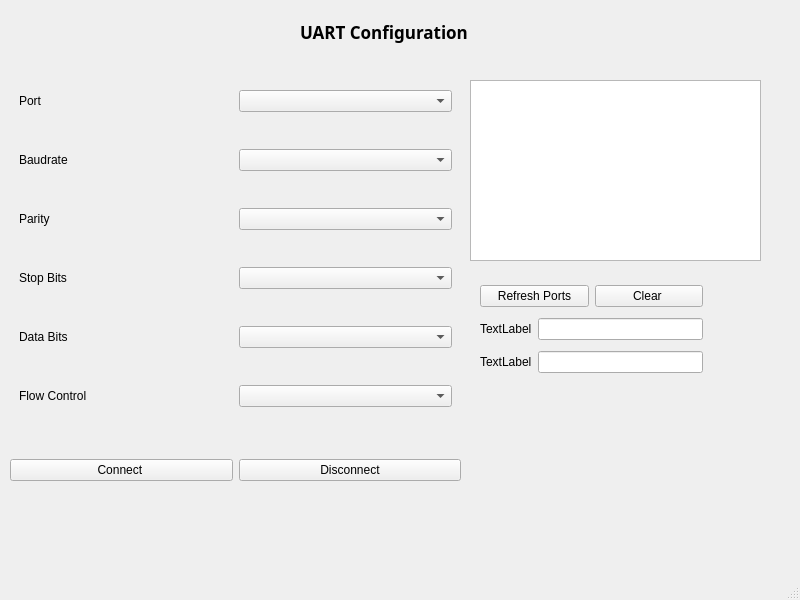
This is uart.ui in Nourreddine1920/Serial_Port_COM as Qt 5 draws it before an edit. The edited form follows.
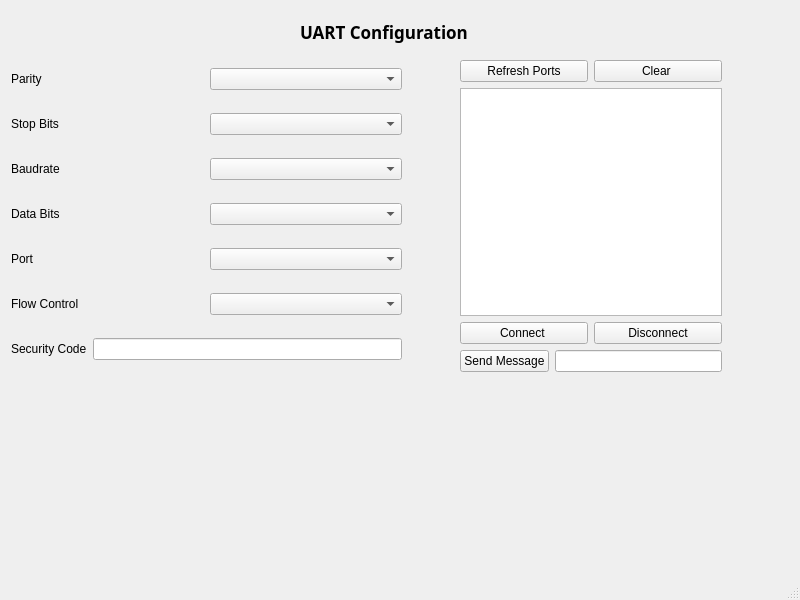
This is the edited form.

Commit message: fixing sending msg to ip

Patch:
```diff
--- a/uart.ui
+++ b/uart.ui
@@ -34,47 +34,18 @@
      <string>UART Configuration</string>
     </property>
    </widget>
-   <widget class="QWidget" name="layoutWidget">
-    <property name="geometry">
-     <rect>
-      <x>10</x>
-      <y>50</y>
-      <width>451</width>
-      <height>431</height>
-     </rect>
-    </property>
-    <layout class="QVBoxLayout" name="verticalLayout_2">
-     <item>
       <widget class="QWidget" name="Widget" native="true">
+    <property name="geometry">
+     <rect>
+      <x>11</x>
+      <y>51</y>
+      <width>391</width>
+      <height>331</height>
+     </rect>
+    </property>
+    <layout class="QHBoxLayout" name="horizontalLayout_7">
+     <item>
        <layout class="QVBoxLayout" name="verticalLayout">
-        <item>
-         <layout class="QHBoxLayout" name="horizontalLayout_6">
-          <item>
-           <widget class="QLabel" name="label_6">
-            <property name="text">
-             <string>Port</string>
-            </property>
-           </widget>
-          </item>
-          <item>
-           <widget class="QComboBox" name="comboBox_6"/>
-          </item>
-         </layout>
-        </item>
-        <item>
-         <layout class="QHBoxLayout" name="horizontalLayout_5">
-          <item>
-           <widget class="QLabel" name="label_4">
-            <property name="text">
-             <string>Baudrate</string>
-            </property>
-           </widget>
-          </item>
-          <item>
-           <widget class="QComboBox" name="comboBox_5"/>
-          </item>
-         </layout>
-        </item>
         <item>
          <layout class="QHBoxLayout" name="horizontalLayout_4">
           <item>
@@ -103,6 +74,20 @@
           </item>
          </layout>
         </item>
+       <item>
+        <layout class="QHBoxLayout" name="horizontalLayout_5">
+         <item>
+          <widget class="QLabel" name="label_4">
+           <property name="text">
+            <string>Baudrate</string>
+           </property>
+          </widget>
+         </item>
+         <item>
+          <widget class="QComboBox" name="comboBox_5"/>
+         </item>
+        </layout>
+       </item>
         <item>
          <layout class="QHBoxLayout" name="horizontalLayout">
           <item>
@@ -117,6 +102,20 @@
           </item>
          </layout>
         </item>
+       <item>
+        <layout class="QHBoxLayout" name="horizontalLayout_6">
+         <item>
+          <widget class="QLabel" name="label_6">
+           <property name="text">
+            <string>Port</string>
+           </property>
+          </widget>
+         </item>
+         <item>
+          <widget class="QComboBox" name="comboBox_6"/>
+         </item>
+        </layout>
+       </item>
         <item>
          <layout class="QHBoxLayout" name="horizontalLayout_2">
           <item>
@@ -131,51 +130,38 @@
           </item>
          </layout>
         </item>
-       </layout>
-      </widget>
-     </item>
      <item>
-      <layout class="QHBoxLayout" name="horizontalLayout_7">
+        <layout class="QHBoxLayout" name="horizontalLayout_10">
        <item>
-        <widget class="QPushButton" name="btnConnect">
+          <widget class="QLabel" name="label_8">
          <property name="text">
-          <string>Connect </string>
+            <string>Security Code</string>
          </property>
         </widget>
        </item>
        <item>
-        <widget class="QPushButton" name="btnDisconnect">
-         <property name="text">
-          <string>Disconnect</string>
-         </property>
-        </widget>
+          <widget class="QLineEdit" name="lineEdit_2"/>
        </item>
       </layout>
      </item>
     </layout>
-   </widget>
-   <widget class="QTextBrowser" name="textBrowser">
-    <property name="geometry">
-     <rect>
-      <x>470</x>
-      <y>80</y>
-      <width>291</width>
-      <height>181</height>
-     </rect>
-    </property>
+     </item>
+    </layout>
    </widget>
    <widget class="QWidget" name="">
     <property name="geometry">
      <rect>
-      <x>480</x>
-      <y>280</y>
-      <width>223</width>
-      <height>101</height>
+      <x>460</x>
+      <y>60</y>
+      <width>262</width>
+      <height>312</height>
      </rect>
     </property>
+    <layout class="QVBoxLayout" name="verticalLayout_4">
+     <item>
     <layout class="QVBoxLayout" name="verticalLayout_3">
      <item>
-      <layout class="QHBoxLayout" name="horizontalLayout_8">
+        <layout class="QHBoxLayout" name="horizontalLayout_9">
        <item>
         <widget class="QPushButton" name="btnRefresh">
          <property name="text">
@@ -193,30 +179,43 @@
       </layout>
      </item>
      <item>
-      <layout class="QHBoxLayout" name="horizontalLayout_9">
+        <layout class="QVBoxLayout" name="verticalLayout_2">
        <item>
-        <widget class="QLabel" name="label_7">
+          <widget class="QTextBrowser" name="textBrowser"/>
+         </item>
+         <item>
+          <layout class="QHBoxLayout" name="horizontalLayout_8">
+           <item>
+            <widget class="QPushButton" name="btnConnect">
          <property name="text">
-          <string>TextLabel</string>
+              <string>Connect </string>
          </property>
         </widget>
        </item>
        <item>
-        <widget class="QLineEdit" name="lineEdit"/>
+            <widget class="QPushButton" name="btnDisconnect">
+             <property name="text">
+              <string>Disconnect</string>
+             </property>
+            </widget>
        </item>
       </layout>
      </item>
+        </layout>
+       </item>
+      </layout>
+     </item>
      <item>
-      <layout class="QHBoxLayout" name="horizontalLayout_10">
+      <layout class="QHBoxLayout" name="horizontalLayout_11">
        <item>
-        <widget class="QLabel" name="label_8">
+        <widget class="QPushButton" name="btnSendMsg">
          <property name="text">
-          <string>TextLabel</string>
+          <string>Send Message</string>
          </property>
         </widget>
        </item>
        <item>
-        <widget class="QLineEdit" name="lineEdit_2"/>
+        <widget class="QLineEdit" name="lineEdit_3"/>
        </item>
       </layout>
      </item>
```
Lines whose indentation alone changed are shown as unchanged. The commit also changes 2 other files.
